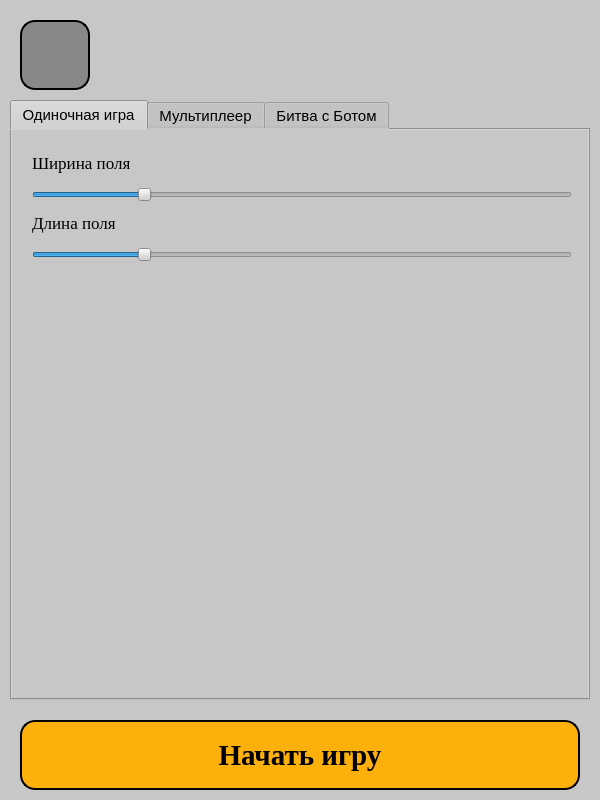
Qt form AllActivities/GameVariates.ui (AmirHai/project_2048) before a commit.
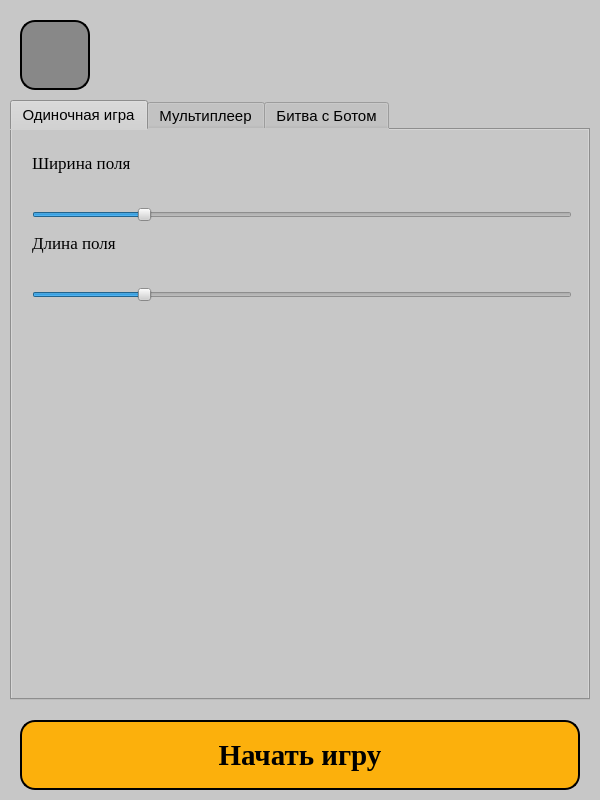
The same form after that commit.

Commit message: сделал авторизацию кода. осталось только доделать профиль и изменение дизайна. почти все готово.

Diff of the .ui file:
```diff
--- a/AllActivities/GameVariates.ui
+++ b/AllActivities/GameVariates.ui
@@ -96,7 +96,7 @@
      <property name="geometry">
       <rect>
        <x>20</x>
-       <y>50</y>
+       <y>70</y>
        <width>540</width>
        <height>30</height>
       </rect>
@@ -137,7 +137,7 @@
      <property name="geometry">
       <rect>
        <x>20</x>
-       <y>80</y>
+       <y>100</y>
        <width>150</width>
        <height>25</height>
       </rect>
@@ -156,7 +156,7 @@
      <property name="geometry">
       <rect>
        <x>20</x>
-       <y>110</y>
+       <y>150</y>
        <width>540</width>
        <height>30</height>
       </rect>
```
The commit also changes 5 other files.
